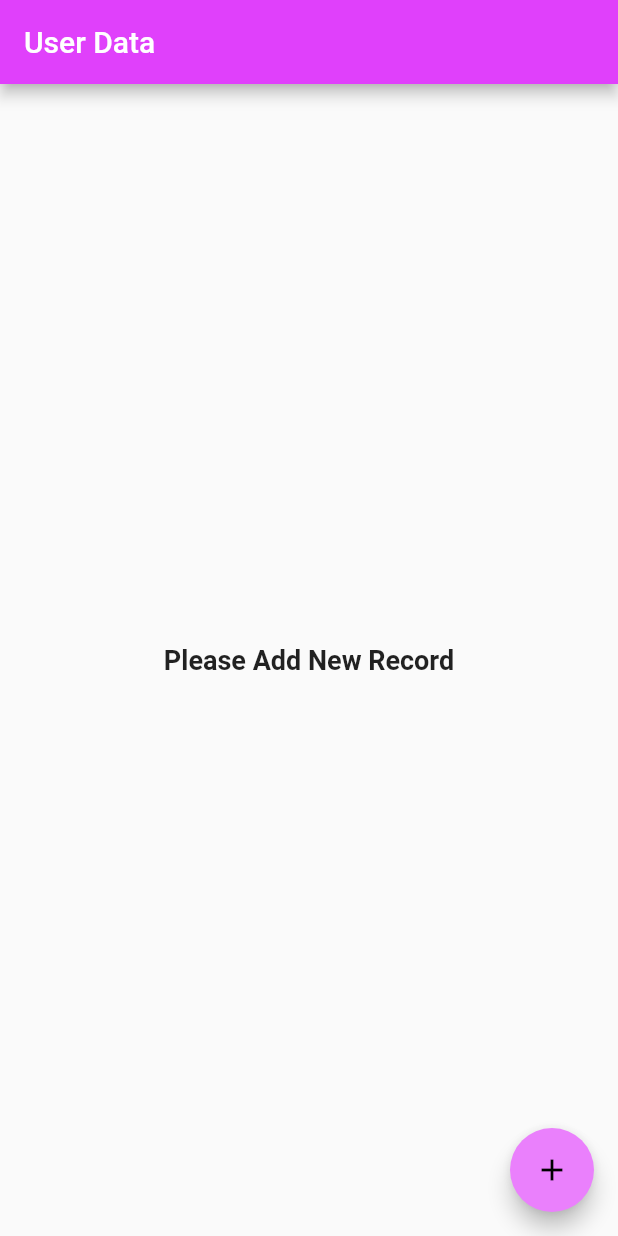
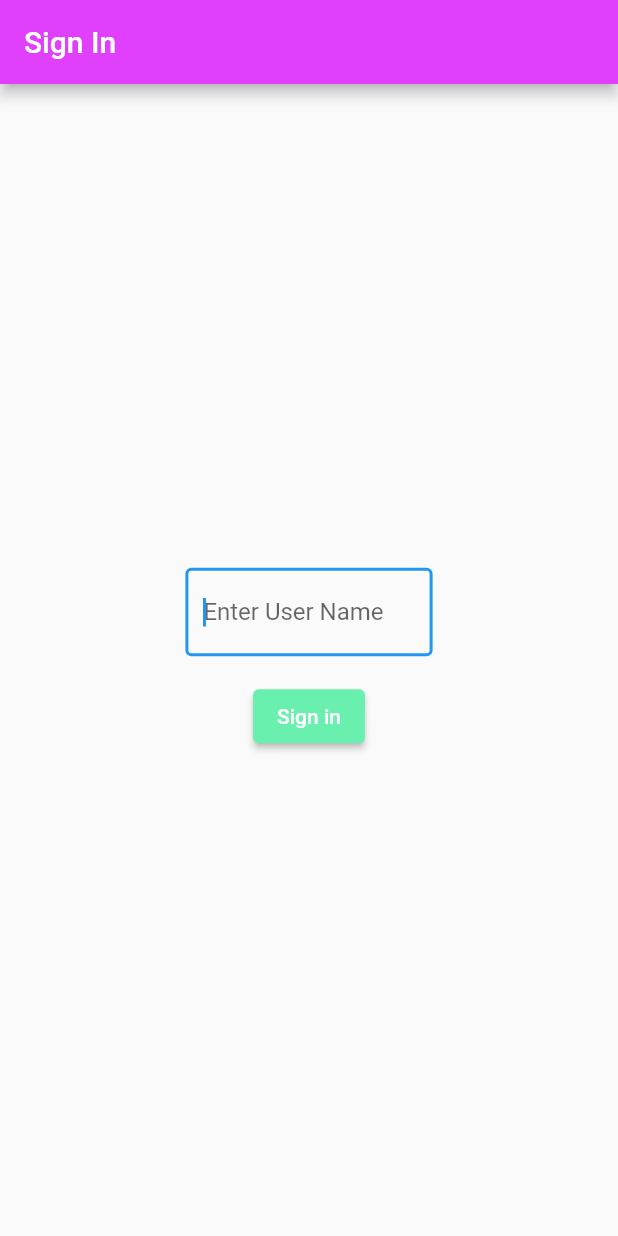
Before and after one commit to akshay0050/GetWeaveAssignment, a Flutter app: the screen it shows after launch, on a phone screen of 412 x 824 dp. Run offline on Flutter 3.47's test engine with Material 2 defaults, Android fonts, the phone set to English and light mode, and no system bars; our stand-ins replace cloud_firestore, firebase_auth, firebase_core, flutter_slidable, get_it, hive_flutter; accounts and stored records are empty.

Commit message:
1)Added Login page 2)  provider added 3) sorting implemented 4) signout functionality added

```diff
--- /dev/null
+++ b/lib/enum/viewstate.dart
@@ -0,0 +1 @@
+enum ViewState { Idle, Busy, Update, Error }
--- a/lib/main.dart
+++ b/lib/main.dart
@@ -1,12 +1,17 @@
 import 'package:firebase_core/firebase_core.dart';
 import 'package:flutter/material.dart';
+import 'package:flutter_app/locators/locator.dart';
+import 'package:flutter_app/utility/utils.dart';
 import 'package:flutter_app/view/home_list/home_list.dart';
+import 'package:flutter_app/view/login/login_page.dart';
+import 'package:hive_flutter/hive_flutter.dart';
 
 Future<void> main() async{
   WidgetsFlutterBinding.ensureInitialized();
-  await Firebase.initializeApp(
-    //options: DefaultFirebaseOptions.currentPlatform,
-  );
+  await Firebase.initializeApp();
+  await Hive.initFlutter();
+  await Hive.openBox(Utils.dbName);
+  setupLocator();
   runApp(MyApp());
 }
 
@@ -21,7 +26,7 @@ class MyApp extends StatelessWidget {
           accentColor:  Colors.purpleAccent[100],
         ),
       ),
-      home: HomeList(),
+      home: LoginPage(),
     );
   }
 }
--- a/lib/utility/utils.dart
+++ b/lib/utility/utils.dart
@@ -1,5 +1,6 @@
 class Utils {
-
+  static String dbName = "user_cred";
+  static String userNameKey = "user_name";
   static String isEmpty(String input) {
     if (input.isNotEmpty) return input;
     return '';
--- /dev/null
+++ b/lib/view/base_view/base_model.dart
@@ -0,0 +1,13 @@
+import 'package:flutter/material.dart';
+import 'package:flutter_app/enum/viewstate.dart';
+
+class BaseModel extends ChangeNotifier {
+  ViewState _state = ViewState.Idle;
+
+  ViewState get state => _state;
+
+  void setState(ViewState viewState) {
+    _state = viewState;
+    notifyListeners();
+  }
+}
--- /dev/null
+++ b/lib/view/base_view/base_view.dart
@@ -0,0 +1,38 @@
+import 'package:flutter/material.dart';
+import 'package:flutter_app/locators/locator.dart';
+import 'package:flutter_app/view/base_view/base_model.dart';
+import 'package:provider/provider.dart';
+
+
+class BaseView<T extends BaseModel> extends StatefulWidget {
+  final Widget Function(BuildContext context, T model, Widget? child) builder;
+  final Function(T) onModelReeady;
+
+  BaseView({
+    required this.builder,
+    required this.onModelReeady,
+  });
+
+  @override
+  _BaseViewState<T> createState() => _BaseViewState<T>();
+}
+
+class _BaseViewState<T extends BaseModel> extends State<BaseView<T>> {
+  T model = locator<T>();
+
+  @override
+  void initState() {
+    if (widget.onModelReeady != null) {
+      widget.onModelReeady(model);
+    }
+    super.initState();
+  }
+
+  @override
+  Widget build(BuildContext context) {
+    return ChangeNotifierProvider<T>(
+      create: (BuildContext context) => model,
+      child: Consumer<T>(builder: widget.builder),
+    );
+  }
+}
--- /dev/null
+++ b/lib/view/login/login_page.dart
@@ -0,0 +1,110 @@
+import 'package:cloud_firestore/cloud_firestore.dart';
+import 'package:firebase_core/firebase_core.dart';
+import 'package:flutter/material.dart';
+import 'package:firebase_auth/firebase_auth.dart';
+import 'package:flutter_app/enum/viewstate.dart';
+import 'package:flutter_app/utility/utils.dart';
+import 'package:flutter_app/view/base_view/base_view.dart';
+import 'package:flutter_app/view/home_list/home_list.dart';
+import 'package:flutter_app/view/login/login_notifier.dart';
+import 'package:hive_flutter/hive_flutter.dart';
+import 'package:provider/provider.dart';
+
+// ignore: must_be_immutable
+class LoginPage extends StatelessWidget {
+  String userName = '';
+  TextEditingController userNameController = TextEditingController();
+  @override
+  Widget build(BuildContext context) {
+    return Scaffold(
+        appBar: AppBar(
+          title: Text("Sign In"),
+        ),
+        resizeToAvoidBottomInset: false,
+        body: BaseView<LoginNotifierModel>(
+          onModelReeady: (model) => model.checkLoginSession(context),
+          builder: (context, model, child) {
+            return
+              getPageState(context, model);
+          },
+        ),
+
+    );
+  }
+
+  Widget getPageState(BuildContext context, LoginNotifierModel model) {
+    switch (model.state) {
+      case ViewState.Busy:
+        return const LinearProgressIndicator();
+      case ViewState.Idle:
+        return getMainView(context, model);
+      default:
+        return Container();
+    }
+  }
+
+  Widget getMainView(BuildContext context, LoginNotifierModel model) {
+    return Padding(padding: const EdgeInsets.all(8),
+      child: Padding(
+          padding: EdgeInsets.all(16),
+          child: Column(
+            crossAxisAlignment: CrossAxisAlignment.center,
+            mainAxisAlignment: MainAxisAlignment.center,
+            children: <Widget>[
+              Container(
+                width: MediaQuery.of(context).size.width * 0.4,
+                child: TextField(
+                  controller: userNameController,
+                  autofocus: true,
+                  decoration: const InputDecoration(
+                      border: OutlineInputBorder(), hintText: 'Enter User Name'),
+                  onChanged: (text) => userName,
+                ),
+              ),
+              Container(
+                padding: const EdgeInsets.only(top: 16.0),
+                alignment: Alignment.center,
+                child: ElevatedButton(
+                    style: ElevatedButton.styleFrom(primary: Colors.greenAccent[200]),
+                    onPressed: () async {
+                      signIn(context);
+                    },
+                    child: Text("Sign in")),
+              ),
+            ],
+          )
+      ),
+    );
+  }
+
+
+  Future<void> signIn(BuildContext context) async{
+    userName = userNameController.text.toString();
+    if(userName.isEmpty) {
+      showSnackBar(context, 'Please Enter User Name');
+      return;
+    }
+    FirebaseAuth.instance
+        .authStateChanges()
+        .listen((User? user) async{
+        if(user != null) {
+          final myDbObj = Hive.box(Utils.dbName);
+          await myDbObj.put(Utils.userNameKey, userName);
+          Navigator.pushReplacement(context, MaterialPageRoute(builder: (context) => const HomeList()));
+        }
+    });
+    try {
+      await FirebaseAuth.instance.signInAnonymously();
+    } on FirebaseAuthException catch(e) {
+      showSnackBar(context, 'Unable to Login,Please Try Again');
+    }
+    catch(e) {
+      showSnackBar(context, 'Unable to Login,Please check your Connection and Try Again');
+    }
+
+  }
+
+  void showSnackBar(BuildContext context , String message) {
+    ScaffoldMessenger.of(context).showSnackBar(SnackBar(content: Text(message),));
+  }
+}
--- a/pubspec.yaml
+++ b/pubspec.yaml
@@ -33,6 +33,11 @@ dependencies:
   firebase_core: ^1.6.0
   cloud_firestore: ^2.5.1
   flutter_slidable: ^1.3.0
+  firebase_auth: ^3.3.20
+  hive: ^2.2.2
+  hive_flutter: ^1.1.0
+  provider: ^6.0.3
+  get_it: ^7.2.0
 
 dev_dependencies:
   flutter_test:
```
Also changed, not shown: lib/locators/locator.dart (added, +8 -0 lines), lib/repository/data_repository.dart (+11 -2 lines), lib/view/home_list/home_list.dart (+64 -2 lines), lib/view/login/login_notifier.dart (added, +25 -0 lines), 1 other file.
